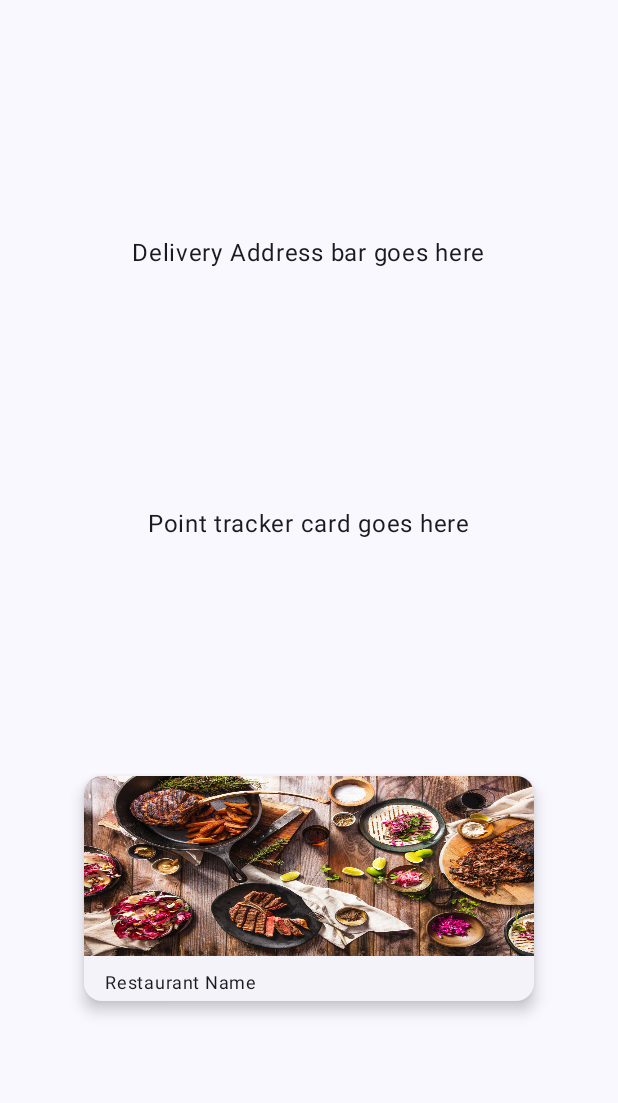
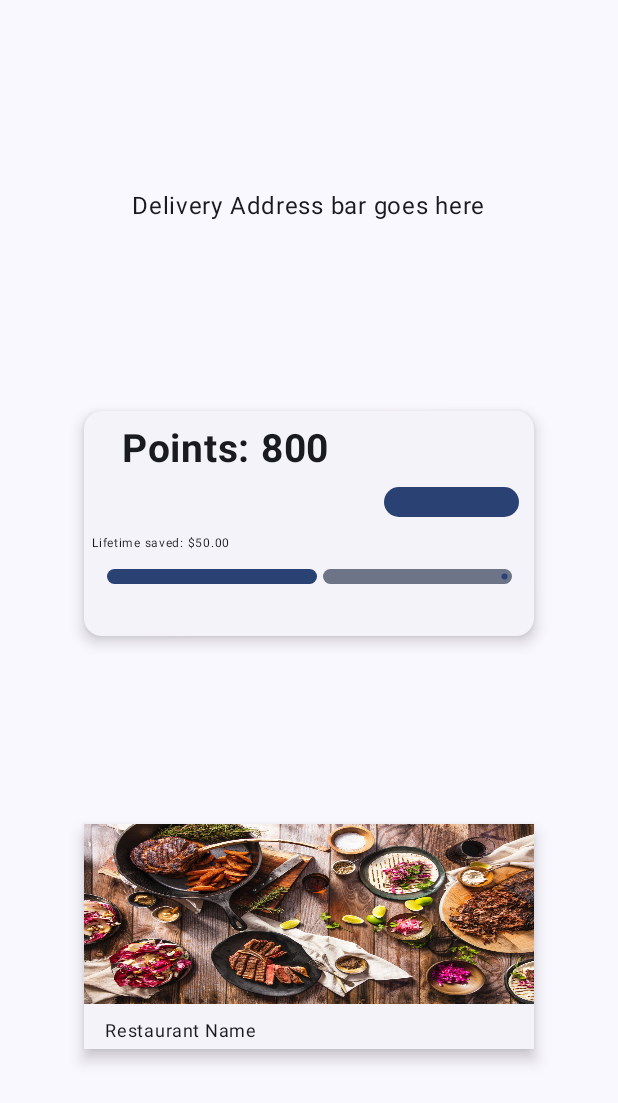
Before and after one commit to MichaelHungLJ/savingsquadsfrontend, an Android app built with Jetpack Compose: the screen it shows after launch (MainActivity), on a phone screen of 412 x 824 dp. Shown: the top 1103 px of the screen. Run offline under Robolectric (Android 15) with nearby library versions, the phone set to English and light mode, and no system bars.

Commit message:
HomeScreen - Added point card, restructure file for composable functions

```diff
--- /dev/null
+++ b/app/src/main/java/com/example/savingsquadsfrontend/composable/PointCard.kt
@@ -0,0 +1,116 @@
+package com.example.savingsquadsfrontend.composable
+
+import androidx.compose.foundation.layout.Arrangement
+import androidx.compose.foundation.layout.Column
+import androidx.compose.foundation.layout.Spacer
+import androidx.compose.foundation.layout.fillMaxSize
+import androidx.compose.foundation.layout.fillMaxWidth
+import androidx.compose.foundation.layout.height
+import androidx.compose.foundation.layout.padding
+import androidx.compose.foundation.layout.size
+import androidx.compose.material3.Button
+import androidx.compose.material3.CardDefaults
+import androidx.compose.material3.ElevatedCard
+import androidx.compose.material3.LinearProgressIndicator
+import androidx.compose.material3.Text
+import androidx.compose.runtime.Composable
+import androidx.compose.ui.Alignment
+import androidx.compose.ui.Modifier
+import androidx.compose.ui.text.font.FontWeight
+import androidx.compose.ui.tooling.preview.Preview
+import androidx.compose.ui.tooling.preview.PreviewParameter
+import androidx.compose.ui.unit.dp
+import androidx.compose.ui.unit.sp
+import androidx.navigation.NavController
+import androidx.navigation.compose.rememberNavController
+import com.example.savingsquadsfrontend.ui.theme.SavingsquadsfrontendTheme
+
+@Composable
+fun PointCard (navController: NavController) {
+    ElevatedCard (
+        elevation = CardDefaults.cardElevation(
+            defaultElevation = 6.dp
+        ),
+        modifier = Modifier
+            .size(width = 300.dp, height = 150.dp),
+
+
+        ){
+        Column (
+            modifier = Modifier.fillMaxSize(),
+            verticalArrangement = Arrangement.Top,
+            horizontalAlignment = Alignment.CenterHorizontally,
+        ){
+            PointHeader(navController)
+        }
+    }
+}
+@Composable
+fun PointHeader(navController: NavController) {
+    Column (
+        modifier = Modifier.fillMaxSize(),
+        verticalArrangement = Arrangement.Center,
+        horizontalAlignment = Alignment.CenterHorizontally
+    ) {
+
+        Text(
+            text = "Points: 800",
+            modifier = Modifier
+                .size(width = 260.dp, height = 46.dp)
+                .padding(top = 5.dp, start = 5.dp),
+            fontSize = 26.sp,
+            fontWeight = FontWeight.Bold,
+        )
+
+        Button(
+            modifier = Modifier
+                .size(width = 100.dp, height = 20.dp)
+                .align(Alignment.End)
+                .padding(end = 10.dp),
+            onClick = { navController.navigate("VoucherRedemptionScreen")
+            }
+        ) {
+            Text(
+                text = "Redeem",
+                fontSize = 6.sp)
+        }
+
+        Text(
+            text = "Lifetime saved: $50.00",
+            fontSize = 8.sp,
+            modifier = Modifier
+                .align(Alignment.Start)
+                .padding(5.dp)
+        )
+
+        PointProgress()
+
+
+    }
+}
+@Preview(showBackground = true)
+@Composable
+fun PointProgress(){
+    Column (
+        modifier = Modifier.size(width = 270.dp, height = 40.dp),
+        verticalArrangement = Arrangement.Top,
+        horizontalAlignment = Alignment.CenterHorizontally,
+    ){
+        LinearProgressIndicator(
+            modifier = Modifier
+                .fillMaxWidth()
+                .height(10.dp),
+            progress = 0.5f // Set your progress value here (between 0.0 and 1.0)
+        )
+
+    }
+}
+
+@Preview
+@Composable
+fun PointHeaderPreview() {
+    val fakeNavController = rememberNavController() // Create a fake NavController for preview
+    SavingsquadsfrontendTheme {
+        PointCard(navController = fakeNavController)
+    }
+}
--- /dev/null
+++ b/app/src/main/java/com/example/savingsquadsfrontend/composable/RestaurantCard.kt
@@ -0,0 +1,68 @@
+package com.example.savingsquadsfrontend.composable
+
+import androidx.compose.foundation.Image
+import androidx.compose.foundation.clickable
+import androidx.compose.foundation.layout.Column
+import androidx.compose.foundation.layout.fillMaxWidth
+import androidx.compose.foundation.layout.height
+import androidx.compose.foundation.layout.padding
+import androidx.compose.foundation.layout.size
+import androidx.compose.foundation.shape.RoundedCornerShape
+import androidx.compose.material3.CardDefaults
+import androidx.compose.material3.ElevatedCard
+import androidx.compose.material3.Text
+import androidx.compose.runtime.Composable
+import androidx.compose.ui.Modifier
+import androidx.compose.ui.draw.clip
+import androidx.compose.ui.layout.ContentScale
+import androidx.compose.ui.res.painterResource
+import androidx.compose.ui.tooling.preview.Preview
+import androidx.compose.ui.unit.dp
+import androidx.compose.ui.unit.sp
+import androidx.navigation.NavController
+import androidx.navigation.compose.rememberNavController
+import com.example.savingsquadsfrontend.R
+import com.example.savingsquadsfrontend.ui.theme.SavingsquadsfrontendTheme
+
+
+@Composable
+fun RestaurantCard (navController: NavController, resTitle: String, resImage: Int) {
+    ElevatedCard (
+        elevation = CardDefaults.cardElevation(
+            defaultElevation = 6.dp
+        ),
+        shape = RoundedCornerShape(0.dp),
+        modifier = Modifier
+            .size(width = 300.dp, height = 150.dp)
+            .clickable { navController.navigate("RestaurantScreen") }
+        ,
+    ){
+        Column (
+            modifier = Modifier,
+            ) {
+            Image(
+                painter = painterResource(id = resImage),
+                contentDescription = "Restuarant Image",
+                modifier = Modifier
+                    .fillMaxWidth()
+                    .height(120.dp),
+                contentScale = ContentScale.FillBounds
+            )
+            Text(
+                modifier = Modifier.padding(start = 14.dp, top = 6.dp),
+                fontSize = 12.sp,
+                text = resTitle
+            )
+        }
+    }
+}
+
+
+@Preview
+@Composable
+fun RestaurantCardPreview() {
+    val fakeNavController = rememberNavController() // Create a fake NavController for preview
+    SavingsquadsfrontendTheme {
+        RestaurantCard(navController = fakeNavController, "Restaurant Name", R.drawable.restaurantimage)
+    }
+}
--- a/app/src/main/java/com/example/savingsquadsfrontend/screens/HomeScreen.kt
+++ b/app/src/main/java/com/example/savingsquadsfrontend/screens/HomeScreen.kt
@@ -1,34 +1,23 @@
 package com.example.savingsquadsfrontend.screens
 
-import androidx.compose.foundation.Image
-import androidx.compose.foundation.clickable
+
 import androidx.compose.foundation.layout.Arrangement
 import androidx.compose.foundation.layout.Column
-import androidx.compose.foundation.layout.Row
+
 import androidx.compose.foundation.layout.fillMaxSize
-import androidx.compose.foundation.layout.fillMaxWidth
-import androidx.compose.foundation.layout.height
-import androidx.compose.foundation.layout.padding
-import androidx.compose.foundation.layout.size
-import androidx.compose.foundation.layout.width
-import androidx.compose.foundation.layout.wrapContentSize
-import androidx.compose.material3.Button
-import androidx.compose.material3.CardDefaults
-import androidx.compose.material3.ElevatedCard
+
 import androidx.compose.material3.MaterialTheme
 import androidx.compose.material3.Surface
 import androidx.compose.material3.Text
 import androidx.compose.runtime.Composable
 import androidx.compose.ui.Alignment
 import androidx.compose.ui.Modifier
-import androidx.compose.ui.layout.ContentScale
 import androidx.compose.ui.platform.LocalContext
-import androidx.compose.ui.res.painterResource
 import androidx.compose.ui.tooling.preview.Preview
-import androidx.compose.ui.unit.dp
-import androidx.compose.ui.unit.sp
 import androidx.navigation.NavController
 import com.example.savingsquadsfrontend.R
+import com.example.savingsquadsfrontend.composable.PointCard
+import com.example.savingsquadsfrontend.composable.RestaurantCard
 import com.example.savingsquadsfrontend.ui.theme.SavingsquadsfrontendTheme
 
 @Composable
@@ -40,44 +29,12 @@ fun HomeScreen(navController: NavController) {
         horizontalAlignment = Alignment.CenterHorizontally,
     ){
         Text(text = "Delivery Address bar goes here")
-        Text(text = "Point tracker card goes here")
+
+        PointCard(navController = navController)
 
         RestaurantCard(navController, "Restaurant Name", R.drawable.restaurantimage)
     }
 }
-
-@Composable
-fun RestaurantCard (navController: NavController, resTitle: String, resImage: Int) {
-    ElevatedCard (
-        elevation = CardDefaults.cardElevation(
-            defaultElevation = 6.dp
-        ),
-        modifier = Modifier
-            .size(width = 300.dp, height = 150.dp)
-            .clickable { navController.navigate("RestaurantScreen") }
-        ,
-    ){
-        Column (
-            modifier = Modifier,
-
-        ) {
-            Image(
-                painter = painterResource(id = resImage),
-                contentDescription = "Restuarant Image",
-                modifier = Modifier
-                    .fillMaxWidth()
-                    .height(120.dp),
-                contentScale = ContentScale.FillBounds
-            )
-            Text(
-                modifier = Modifier.padding(start = 14.dp, top = 6.dp),
-                fontSize = 12.sp,
-                text = resTitle
-            )
-        }
-    }
-}
-
 
 
 @Preview(showBackground = true)
```
